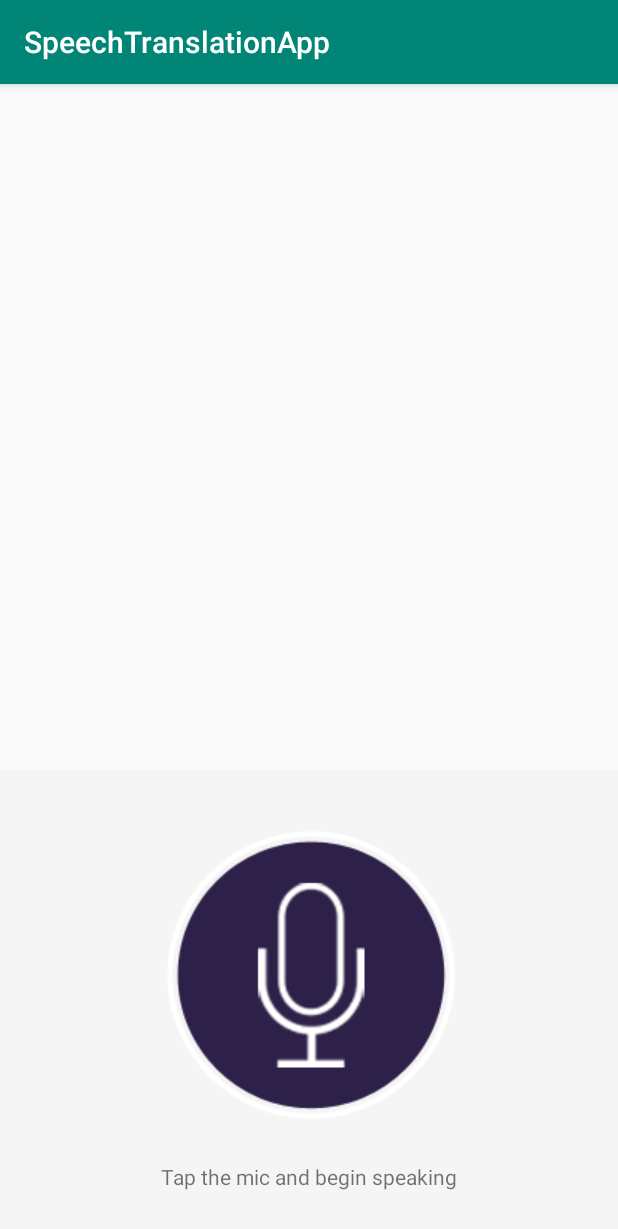
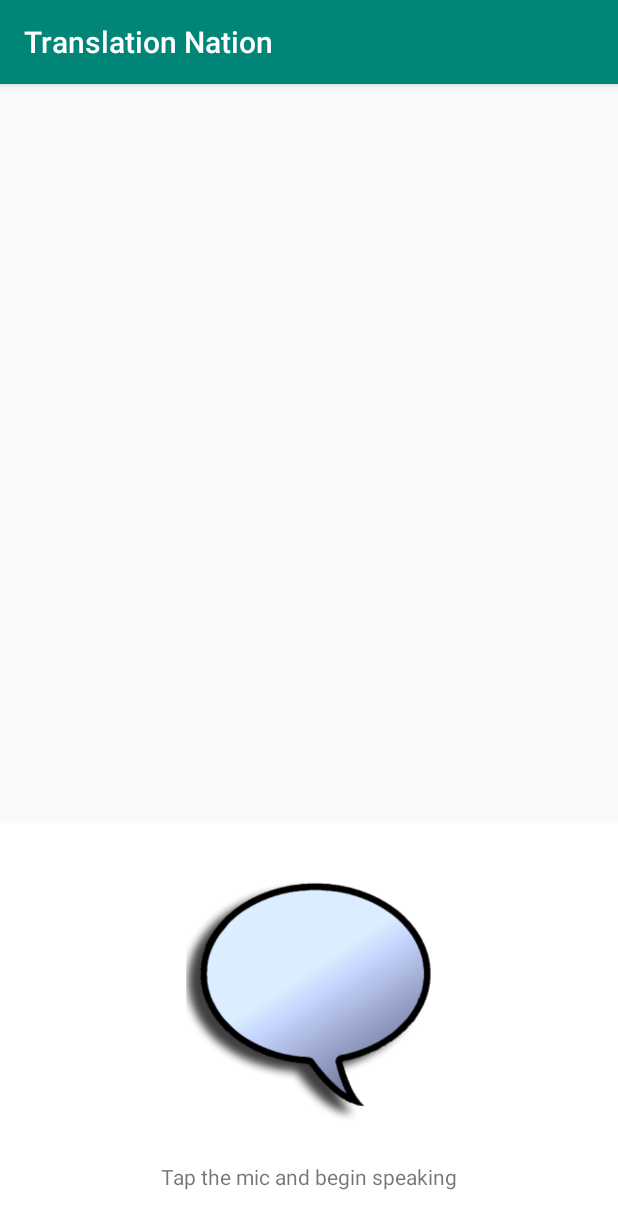
Before and after one commit to desilvamatt/speech-tranlation-app, an Android app: the screen it shows after launch (MainActivity), after a tap on an icon or button, on a phone screen of 412 x 824 dp. Shown: the top 1229 px of the screen. Run offline under Robolectric (Android 15) with nearby library versions, the phone set to English and light mode, and no system bars.

Commit message:
text to speech and speech to text now functional :squirrel:

```diff
--- a/SpeechTranslationApp/app/src/main/AndroidManifest.xml
+++ b/SpeechTranslationApp/app/src/main/AndroidManifest.xml
@@ -4,7 +4,7 @@
 
     <application
         android:allowBackup="true"
-        android:icon="@drawable/ico_mic"
+        android:icon="@drawable/mic1"
         android:label="@string/app_name"
         android:roundIcon="@mipmap/ic_launcher_round"
         android:supportsRtl="true"
--- a/SpeechTranslationApp/app/src/main/java/com/example/speechtranslationapp/MainActivity.java
+++ b/SpeechTranslationApp/app/src/main/java/com/example/speechtranslationapp/MainActivity.java
@@ -1,50 +1,71 @@
 package com.example.speechtranslationapp;
 
+import java.util.ArrayList;
+import java.util.Locale;
+
 import android.content.ActivityNotFoundException;
+import android.os.Build;
+import android.speech.tts.TextToSpeech;
 import android.content.Intent;
 import android.os.Bundle;
 import android.speech.RecognizerIntent;
 import android.support.v7.app.AppCompatActivity;
+import android.util.Log;
+import android.view.Menu;
 import android.view.View;
+import android.widget.Button;
+import android.widget.EditText;
 import android.widget.ImageButton;
 import android.widget.TextView;
-import java.util.ArrayList;
-import java.util.Locale;
+import android.widget.Toast;
 
-public class MainActivity extends AppCompatActivity {
+public class MainActivity extends AppCompatActivity implements TextToSpeech.OnInitListener{
 
-    private static final int REQ_CODE_SPEECH_INPUT = 100;
-    private TextView mVoiceInputTv;
-    private ImageButton mSpeakBtn;
+    private TextView txtSpeechInput;
+    private ImageButton btnSpeak;
+    private TextToSpeech tts;
+    private final int REQ_CODE_SPEECH_INPUT = 100;
+
 
     @Override
     protected void onCreate(Bundle savedInstanceState) {
         super.onCreate(savedInstanceState);
         setContentView(R.layout.activity_main);
-
-        mVoiceInputTv = (TextView) findViewById(R.id.voiceInput);
-        mSpeakBtn = (ImageButton) findViewById(R.id.btnSpeak);
-        mSpeakBtn.setOnClickListener(new View.OnClickListener() {
+        txtSpeechInput = (TextView) findViewById(R.id.voiceInput);
+        tts = new TextToSpeech(this, this);
+        btnSpeak = (ImageButton) findViewById(R.id.btnSpeak);
+        btnSpeak.setOnClickListener(new View.OnClickListener() {
 
             @Override
             public void onClick(View v) {
-                startVoiceInput();
+                promptSpeechInput();
             }
         });
     }
 
-    private void startVoiceInput() {
+
+    /**
+     * Showing google speech input dialog
+     * */
+    private void promptSpeechInput() {
         Intent intent = new Intent(RecognizerIntent.ACTION_RECOGNIZE_SPEECH);
-        intent.putExtra(RecognizerIntent.EXTRA_LANGUAGE_MODEL, RecognizerIntent.LANGUAGE_MODEL_FREE_FORM);
+        intent.putExtra(RecognizerIntent.EXTRA_LANGUAGE_MODEL,
+                RecognizerIntent.LANGUAGE_MODEL_FREE_FORM);
         intent.putExtra(RecognizerIntent.EXTRA_LANGUAGE, Locale.getDefault());
-        intent.putExtra(RecognizerIntent.EXTRA_PROMPT, "Please begin speaking");
+        intent.putExtra(RecognizerIntent.EXTRA_PROMPT,
+                getString(R.string.speech_prompt));
         try {
             startActivityForResult(intent, REQ_CODE_SPEECH_INPUT);
         } catch (ActivityNotFoundException a) {
-
+            Toast.makeText(getApplicationContext(),
+                    getString(R.string.speech_not_supported),
+                    Toast.LENGTH_SHORT).show();
         }
     }
 
+    /**
+     * Receiving speech input
+     * */
     @Override
     protected void onActivityResult(int requestCode, int resultCode, Intent data) {
         super.onActivityResult(requestCode, resultCode, data);
@@ -52,12 +73,43 @@ public class MainActivity extends AppCompatActivity {
         switch (requestCode) {
             case REQ_CODE_SPEECH_INPUT: {
                 if (resultCode == RESULT_OK && null != data) {
-                    ArrayList<String> result = data.getStringArrayListExtra(RecognizerIntent.EXTRA_RESULTS);
-                    mVoiceInputTv.setText(result.get(0));
+
+                    ArrayList<String> result = data
+                            .getStringArrayListExtra(RecognizerIntent.EXTRA_RESULTS);
+                    txtSpeechInput.setText(result.get(0));
+                    speak();
                 }
                 break;
             }
 
         }
     }
-}
+
+
+    private void speak(){
+        tts.speak(txtSpeechInput.getText().toString(),TextToSpeech.QUEUE_FLUSH, null, null);
+    }
+
+    @Override
+    public void onInit(int status) {
+        if (status == TextToSpeech.SUCCESS) {
+            int result = tts.setLanguage(Locale.US);
+            if (result == TextToSpeech.LANG_MISSING_DATA || result == TextToSpeech.LANG_NOT_SUPPORTED) {
+                Toast.makeText(this, "This language is not supported", Toast.LENGTH_LONG).show();
+            }
+            else{
+                promptSpeechInput();
+            }
+        }else{
+            Toast.makeText(this, "Initialization failed", Toast.LENGTH_LONG).show();
+        }
+    }
+
+    @Override
+    public void onDestroy() {
+        if (tts != null) {
+            tts.stop();
+            tts.shutdown();
+        }
+        super.onDestroy();
+    }}
--- a/SpeechTranslationApp/app/src/main/res/layout/activity_main.xml
+++ b/SpeechTranslationApp/app/src/main/res/layout/activity_main.xml
@@ -25,19 +25,19 @@
         android:layout_width="match_parent"
         android:layout_height="wrap_content"
         android:layout_alignParentBottom="true"
-        android:background="#f5f5f5"
+        android:background="#ffffff"
         android:gravity="center_horizontal"
         android:orientation="vertical"
         android:padding="20dp">
 
         <ImageButton
             android:id="@+id/btnSpeak"
-            android:layout_width="wrap_content"
-            android:layout_height="wrap_content"
+            android:layout_width="198dp"
+            android:layout_height="196dp"
             android:background="@null"
             android:padding="16dp"
             android:scaleType="fitCenter"
-            android:src="@drawable/ico_mic" />
+            android:src="@drawable/bubble" />
 
         <TextView
             android:id="@+id/textView"
--- a/SpeechTranslationApp/app/src/main/res/values/strings.xml
+++ b/SpeechTranslationApp/app/src/main/res/values/strings.xml
@@ -1,4 +1,6 @@
 <resources>
-    <string name="app_name">SpeechTranslationApp</string>
+    <string name="app_name">Translation Nation</string>
     <string name="press_button">Tap the mic and begin speaking</string>
+    <string name="speech_prompt">Begin speaking</string>
+    <string name="speech_not_supported">Speech input not supported on your device</string>
 </resources>
```
Also changed, not shown: SpeechTranslationApp/app/src/main/res/drawable-v24/bubble.png (added), SpeechTranslationApp/app/src/main/res/drawable-v24/mic1.png (added).
